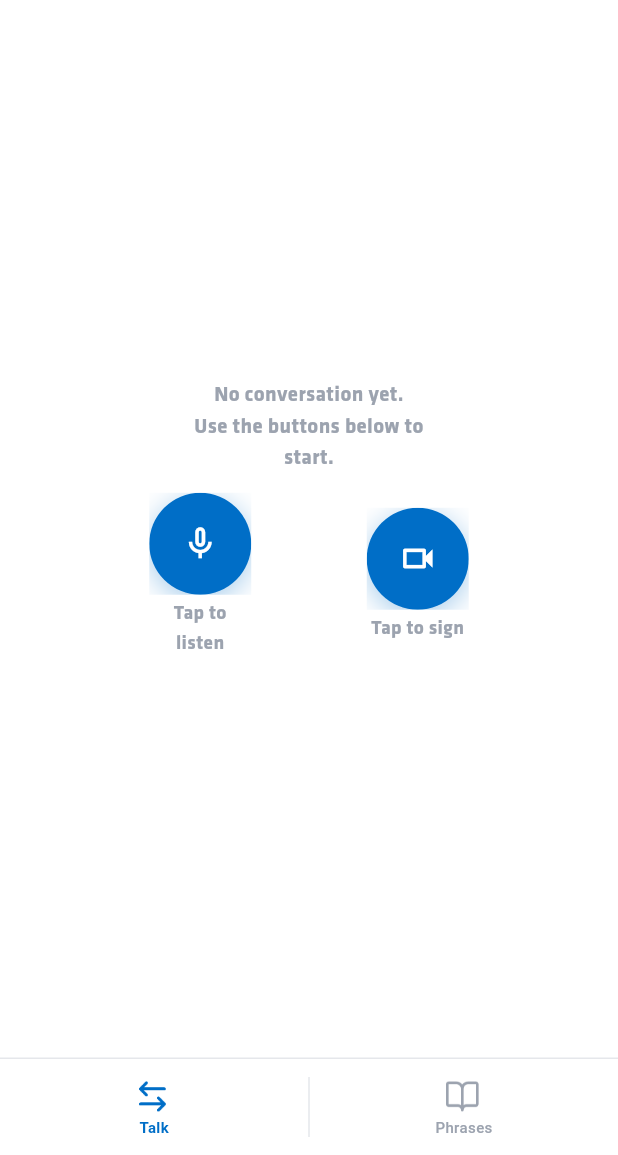
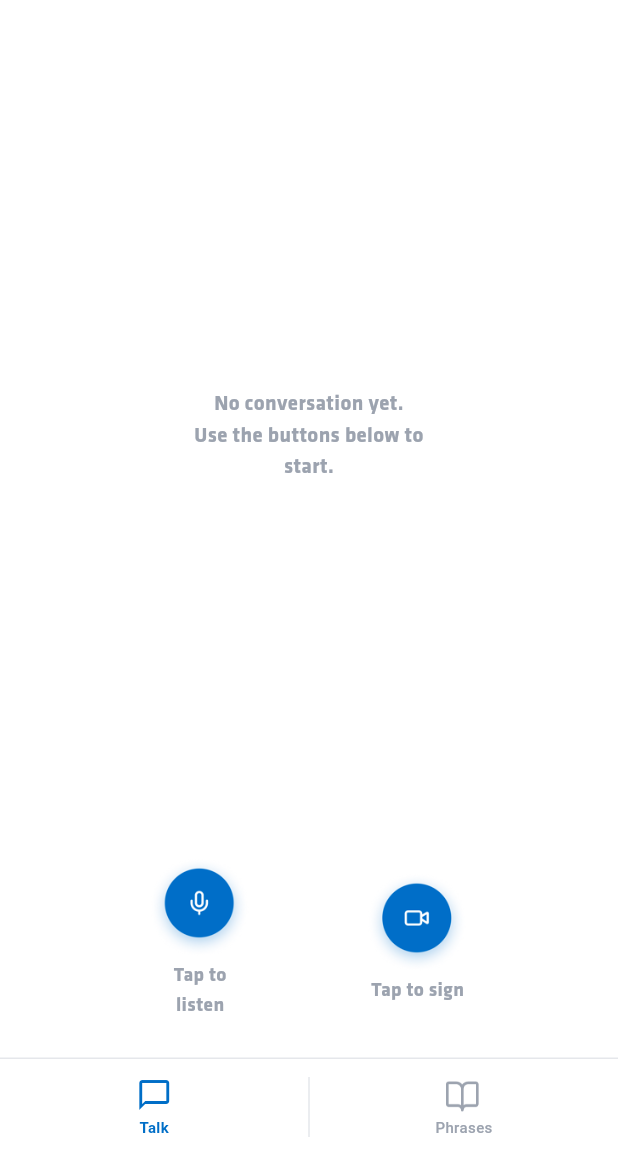
Before and after one commit to adarsh33-i/SignBridge, a Flutter app: the screen it shows after launch, on a phone screen of 412 x 824 dp, the part 81-1236 px from its top. Run offline on Flutter 3.47's test engine with Material 3 defaults, Android fonts, the light colour scheme and no system bars; our stand-ins replace flutter_svg.

Commit message:
Open settings as right-side drawer and refine Talk screen layout.
Slide settings from right to left, use Figma button assets, chat tab icon, and bottom-aligned action buttons.

```diff
--- a/lib/features/home/presentation/home_screen.dart
+++ b/lib/features/home/presentation/home_screen.dart
@@ -4,12 +4,16 @@ import '../../../core/theme/app_colors.dart';
 import '../../../core/theme/app_spacing.dart';
 import '../../../core/theme/app_typography.dart';
 import '../../../services/home/home_service.dart';
-import 'settings_sheet.dart';
 
 class HomeScreen extends StatefulWidget {
-  const HomeScreen({super.key, required this.homeService});
+  const HomeScreen({
+    super.key,
+    required this.homeService,
+    required this.onMenuTap,
+  });
 
   final HomeService homeService;
+  final VoidCallback onMenuTap;
 
   @override
   State<HomeScreen> createState() => _HomeScreenState();
@@ -77,10 +81,7 @@ class _HomeScreenState extends State<HomeScreen> {
                   languageMenuOpen: _languageMenuOpen,
                   onLanguageTap: () =>
                       setState(() => _languageMenuOpen = !_languageMenuOpen),
-                  onMenuTap: () => SettingsSheet.show(
-                    context,
-                    appVersion: content.appVersion,
-                  ),
+                  onMenuTap: widget.onMenuTap,
                 ),
               ),
               Expanded(
@@ -91,19 +92,11 @@ class _HomeScreenState extends State<HomeScreen> {
                     AppSpacing.talkContentPaddingH,
                     AppSpacing.talkContentPaddingBottom,
                   ),
+                  child: Column(
+                    children: [
+                      Expanded(
                         child: Center(
                           child: SizedBox(
-                      width: AppSpacing.talkContentInnerWidth,
-                      child: Column(
-                        mainAxisAlignment: MainAxisAlignment.center,
-                        children: [
-                          Padding(
-                            padding: const EdgeInsets.only(
-                              bottom: AppSpacing.talkContentInnerPaddingBottom,
-                            ),
-                            child: Column(
-                              children: [
-                                SizedBox(
                             width: AppTypography.talkEmptyTextWidth,
                             child: Text(
                               content.emptyStateMessage,
@@ -117,16 +110,15 @@ class _HomeScreenState extends State<HomeScreen> {
                               ),
                             ),
                           ),
-                                const SizedBox(
-                                  height: AppSpacing.talkEmptyToButtons,
-                                ),
-                                const _TalkActionButtons(),
-                              ],
                         ),
                       ),
+                      Padding(
+                        padding: const EdgeInsets.only(
+                          bottom: AppSpacing.talkContentInnerPaddingBottom,
+                        ),
+                        child: const _TalkActionButtons(),
+                      ),
                     ],
-                      ),
-                    ),
                   ),
                 ),
               ),
@@ -135,7 +127,7 @@ class _HomeScreenState extends State<HomeScreen> {
           if (_languageMenuOpen)
             Positioned(
               top: 72,
-              right: 20,
+              right: AppSpacing.talkContentPaddingH,
               child: _LanguageMenu(
                 languages: content.languages,
                 selectedCode: _selectedLanguageCode!,
@@ -329,20 +321,23 @@ class _TalkActionButtons extends StatelessWidget {
       mainAxisAlignment: MainAxisAlignment.center,
       children: const [
         _TalkActionButton(
-          icon: Icons.mic_none_outlined,
+          asset: 'assets/home/btn_listen.png',
           label: 'Tap to listen',
         ),
         SizedBox(width: AppSpacing.talkButtonGap),
-        _TalkActionButton(icon: Icons.videocam_outlined, label: 'Tap to sign'),
+        _TalkActionButton(
+          asset: 'assets/home/btn_sign.png',
+          label: 'Tap to sign',
+        ),
       ],
     );
   }
 }
 
 class _TalkActionButton extends StatelessWidget {
-  const _TalkActionButton({required this.icon, required this.label});
+  const _TalkActionButton({required this.asset, required this.label});
 
-  final IconData icon;
+  final String asset;
   final String label;
 
   @override
@@ -351,31 +346,13 @@ class _TalkActionButton extends StatelessWidget {
       width: AppTypography.talkButtonSize,
       child: Column(
         children: [
-          Material(
-            color: Colors.transparent,
-            child: InkWell(
+          GestureDetector(
             onTap: () {},
-              customBorder: const CircleBorder(),
-              child: Ink(
-                decoration: const BoxDecoration(
-                  color: AppColors.splashBlue,
-                  shape: BoxShape.circle,
-                  boxShadow: [
-                    BoxShadow(
-                      color: AppColors.talkButtonShadow,
-                      blurRadius: 16,
-                      offset: Offset(0, 4),
-                    ),
-                  ],
-                ),
+            child: Image.asset(
+              asset,
               width: AppTypography.talkButtonSize,
               height: AppTypography.talkButtonSize,
-                child: Icon(
-                  icon,
-                  size: AppTypography.talkButtonIcon,
-                  color: AppColors.white,
-                ),
-              ),
+              fit: BoxFit.contain,
             ),
           ),
           const SizedBox(height: AppSpacing.talkButtonToLabel),
--- a/lib/features/home/presentation/settings_sheet.dart
+++ b/lib/features/home/presentation/settings_drawer.dart
@@ -3,30 +3,17 @@ import 'package:flutter/material.dart';
 import '../../../core/theme/app_colors.dart';
 import '../../../core/theme/app_typography.dart';
 
-class SettingsSheet extends StatelessWidget {
-  const SettingsSheet({super.key, required this.appVersion});
+class SettingsDrawer extends StatelessWidget {
+  const SettingsDrawer({super.key, required this.appVersion});
 
   final String appVersion;
 
-  static Future<void> show(BuildContext context, {required String appVersion}) {
-    return showModalBottomSheet<void>(
-      context: context,
-      isScrollControlled: true,
-      backgroundColor: Colors.transparent,
-      builder: (context) => SettingsSheet(appVersion: appVersion),
-    );
-  }
-
   @override
   Widget build(BuildContext context) {
-    return Container(
-      height: MediaQuery.sizeOf(context).height * 0.92,
-      decoration: const BoxDecoration(
-        color: AppColors.white,
-        borderRadius: BorderRadius.vertical(top: Radius.circular(24)),
-      ),
+    return Drawer(
+      width: MediaQuery.sizeOf(context).width,
+      backgroundColor: AppColors.white,
       child: SafeArea(
-        top: false,
         child: Column(
           crossAxisAlignment: CrossAxisAlignment.stretch,
           children: [
@@ -81,7 +68,7 @@ class SettingsSheet extends StatelessWidget {
                     const _SectionLabel('ABOUT'),
                     const SizedBox(height: 8),
                     const _AboutRow(label: 'App', value: 'SignBridge'),
-                    Divider(color: AppColors.phraseBorder, height: 1),
+                    const Divider(color: AppColors.phraseBorder, height: 1),
                     _AboutRow(label: 'Version', value: appVersion),
                     const SizedBox(height: 48),
                     Center(
--- a/lib/shell/main_shell.dart
+++ b/lib/shell/main_shell.dart
@@ -5,6 +5,7 @@ import '../core/di/service_locator.dart';
 import '../core/theme/app_colors.dart';
 import '../core/theme/app_typography.dart';
 import '../features/home/presentation/home_screen.dart';
+import '../features/home/presentation/settings_drawer.dart';
 import '../features/shared/presentation/microservice_tab_screen.dart';
 
 class MainShell extends StatefulWidget {
@@ -15,12 +16,24 @@ class MainShell extends StatefulWidget {
 }
 
 class _MainShellState extends State<MainShell> {
+  final _scaffoldKey = GlobalKey<ScaffoldState>();
   int _selectedIndex = 0;
+  String _appVersion = '1.0.0';
 
   static const _tabs = [
-    _TabItem(asset: 'assets/home/tabs/tab_convert.png', label: 'Talk'),
+    _TabItem(icon: Icons.chat_bubble_outline, label: 'Talk'),
     _TabItem(asset: 'assets/home/tabs/tab_book.png', label: 'Phrases'),
   ];
+
+  @override
+  void initState() {
+    super.initState();
+    ServiceLocator.instance.home.fetchHomeContent().then((content) {
+      if (mounted) {
+        setState(() => _appVersion = content.appVersion);
+      }
+    });
+  }
 
   @override
   Widget build(BuildContext context) {
@@ -31,11 +44,17 @@ class _MainShellState extends State<MainShell> {
         statusBarColor: Colors.transparent,
       ),
       child: Scaffold(
+        key: _scaffoldKey,
         backgroundColor: AppColors.white,
+        endDrawerEnableOpenDragGesture: true,
+        endDrawer: SettingsDrawer(appVersion: _appVersion),
         body: IndexedStack(
           index: _selectedIndex,
           children: [
-            HomeScreen(homeService: services.home),
+            HomeScreen(
+              homeService: services.home,
+              onMenuTap: () => _scaffoldKey.currentState?.openEndDrawer(),
+            ),
             MicroserviceTabScreen(
               serviceName: services.phrases.serviceName,
               titleFuture: services.phrases.getStatusMessage(),
@@ -53,10 +72,12 @@ class _MainShellState extends State<MainShell> {
 }
 
 class _TabItem {
-  const _TabItem({required this.asset, required this.label});
+  const _TabItem({required this.label, this.asset, this.icon})
+    : assert(asset != null || icon != null);
 
-  final String asset;
   final String label;
+  final String? asset;
+  final IconData? icon;
 }
 
 class _AppTabBar extends StatelessWidget {
@@ -97,7 +118,7 @@ class _AppTabBar extends StatelessWidget {
                       mainAxisAlignment: MainAxisAlignment.center,
                       children: [
                         _TabIcon(
-                          asset: tabs[index].asset,
+                          tab: tabs[index],
                           selected: index == selectedIndex,
                         ),
                         const SizedBox(height: 4),
@@ -128,15 +149,21 @@ class _AppTabBar extends StatelessWidget {
 }
 
 class _TabIcon extends StatelessWidget {
-  const _TabIcon({required this.asset, required this.selected});
+  const _TabIcon({required this.tab, required this.selected});
 
-  final String asset;
+  final _TabItem tab;
   final bool selected;
 
   @override
   Widget build(BuildContext context) {
+    final color = selected ? AppColors.splashBlue : AppColors.tabInactive;
+
+    if (tab.icon != null) {
+      return Icon(tab.icon, size: AppTypography.tabIcon, color: color);
+    }
+
     final image = Image.asset(
-      asset,
+      tab.asset!,
       width: AppTypography.tabIcon,
       height: AppTypography.tabIcon,
       fit: BoxFit.contain,
@@ -147,10 +174,7 @@ class _TabIcon extends StatelessWidget {
     }
 
     return ColorFiltered(
-      colorFilter: const ColorFilter.mode(
-        AppColors.splashBlue,
-        BlendMode.srcIn,
-      ),
+      colorFilter: ColorFilter.mode(color, BlendMode.srcIn),
       child: image,
     );
   }
```
Lines whose indentation alone changed are shown as unchanged.
